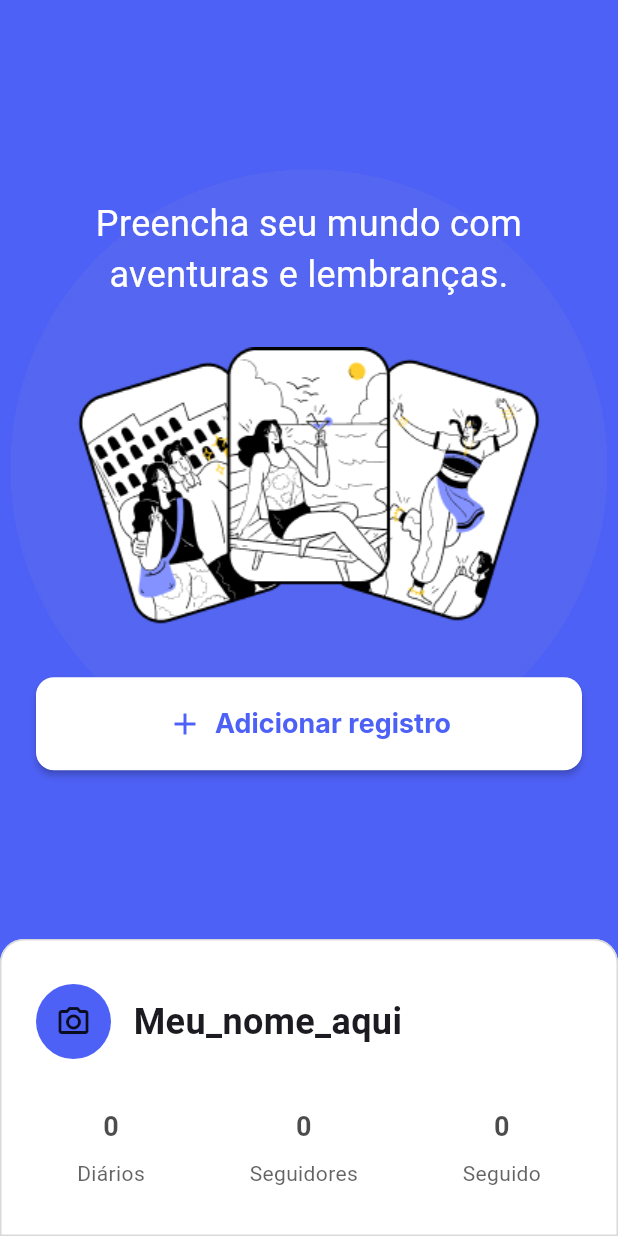
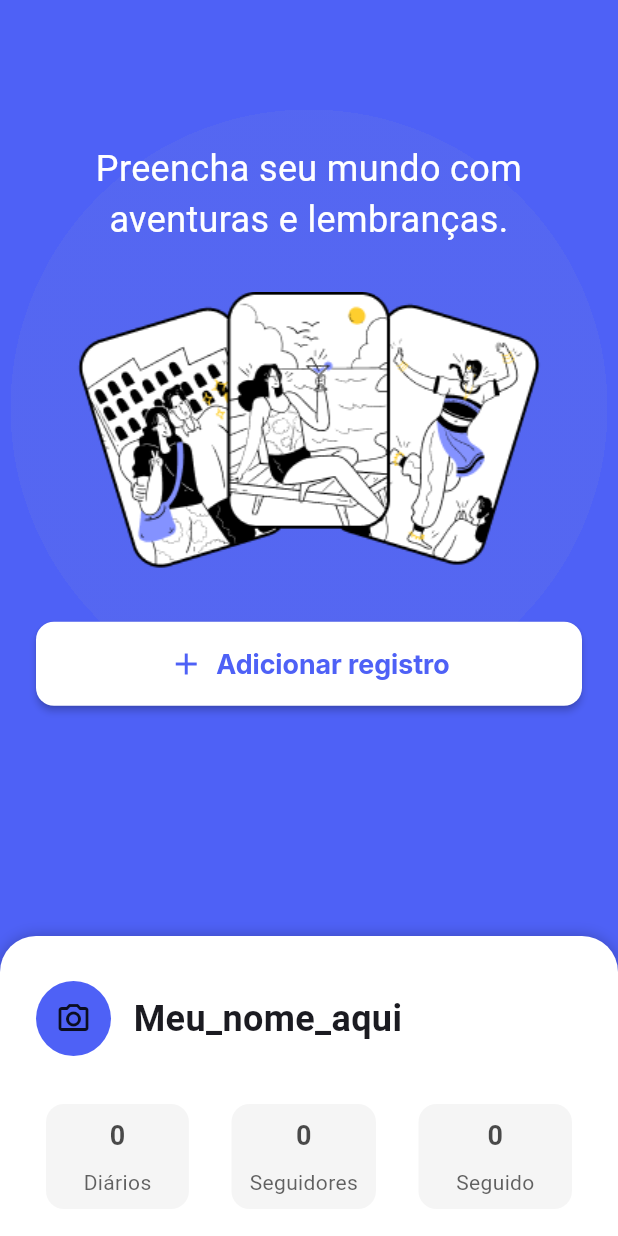
Before and after one commit to FelipeDNL/rumo, a Flutter app: the MapScreen screen opened by its route, on a phone screen of 412 x 824 dp. Run offline on Flutter 3.47's test engine with Material 3 defaults, Android fonts, the phone set to English and light mode, and no system bars; drawn by our look-alikes of sliding_up_panel; our stand-ins replace cloud_firestore, firebase_auth, firebase_core, flutter_svg; accounts and stored records are empty.

Commit message:
Add slidingUpPanel em map, atualizando navigationBar e AuthException.

```diff
--- a/lib/core/asset_images.dart
+++ b/lib/core/asset_images.dart
@@ -5,4 +5,5 @@ class AssetImages {
   static const String createAccountCharacter = '$_assetsPath/create_account_character.png';
   static const String loginCharacter = '$_assetsPath/login_character.png';
   static const String mapIcon = '$_assetsPath/map_characters.png';
+  static const String catedral_test = '$_assetsPath/catedral_test.png';
 }
--- a/lib/features/home/routes/home_routes.dart
+++ b/lib/features/home/routes/home_routes.dart
@@ -1,17 +1,20 @@
 import 'package:flutter/material.dart';
+import 'package:rumo/features/home/screens/browse/browse_screen.dart';
 import 'package:rumo/features/home/screens/map/map_screen.dart';
 import 'package:rumo/features/home/screens/home_screen.dart';
 import 'package:rumo/features/home/screens/profile/profile.dart';
 
 class HomeRoutes {
   static const String homeScreen = "/home";
-  static const String mapScreen = '/map';
-  static const String profile = '/profile';
+  static const String mapScreen = "/map";
+  static const String profile = "/profile";
+  static const String browse = "/browse";
 
 
   static final Map<String, Widget Function(BuildContext)> routes = {
-  homeScreen: (context) => const NavigationMenu(),
-  mapScreen: (context) => const MapScreen(),
-  profile: (context) => const Profile()
+    homeScreen: (context) => const HomeScreen(),
+    mapScreen: (context) => const MapScreen(),
+    profile: (context) => const Profile(),
+    browse: (context) => const BrowseScreen(),
   };
 }
--- a/lib/features/home/screens/map/map_screen.dart
+++ b/lib/features/home/screens/map/map_screen.dart
@@ -1,6 +1,7 @@
 //import 'package:firebase_auth/firebase_auth.dart';
 import 'package:flutter/material.dart';
 import 'package:rumo/core/asset_images.dart';
+import 'package:sliding_up_panel/sliding_up_panel.dart';
 
 class MapScreen extends StatefulWidget {
   const MapScreen({super.key});
@@ -14,9 +15,13 @@ class _MapScreenState extends State<MapScreen> {
   Widget build(BuildContext context) {
     return Scaffold(
       backgroundColor: Theme.of(context).colorScheme.primary,
-      bottomSheet: SizedBox(
-        width: double.maxFinite,
-        child: Padding(
+      body: SlidingUpPanel(
+        minHeight: 200,
+        borderRadius: BorderRadius.only(
+          topLeft: Radius.circular(24),
+          topRight: Radius.circular(24),
+        ),
+        panel: Padding(
           padding: const EdgeInsets.only(top: 30.0, left: 24, right: 24),
           child: Column(
             mainAxisSize: MainAxisSize.min,
@@ -45,8 +50,19 @@ class _MapScreenState extends State<MapScreen> {
               Row(
                 mainAxisAlignment: MainAxisAlignment.spaceEvenly,
                 children: [
-                  Column(
-                    crossAxisAlignment: CrossAxisAlignment.center,
+                  Container(
+                    decoration: BoxDecoration(
+                      borderRadius: BorderRadius.circular(12),
+                      color: Color(0xFFF5F5F5),
+                    ),
+                    child: Padding(
+                      padding: EdgeInsetsGeometry.only(
+                        bottom: 8,
+                        left: 25,
+                        right: 25,
+                        top: 8,
+                      ),
+                      child: Column(
                         children: [
                           Text(
                             '0',
@@ -66,9 +82,22 @@ class _MapScreenState extends State<MapScreen> {
                           ),
                         ],
                       ),
+                    ),
+                  ),
                   SizedBox(width: 15),
-                  Column(
-                    crossAxisAlignment: CrossAxisAlignment.center,
+                  Container(
+                    decoration: BoxDecoration(
+                      borderRadius: BorderRadius.circular(12),
+                      color: Color(0xFFF5F5F5),
+                    ),
+                    child: Padding(
+                      padding: EdgeInsetsGeometry.only(
+                        bottom: 8,
+                        left: 12,
+                        right: 12,
+                        top: 8,
+                      ),
+                      child: Column(
                         children: [
                           Text(
                             '0',
@@ -88,9 +117,22 @@ class _MapScreenState extends State<MapScreen> {
                           ),
                         ],
                       ),
+                    ),
+                  ),
                   SizedBox(width: 15),
-                  Column(
-                    crossAxisAlignment: CrossAxisAlignment.center,
+                  Container(
+                    decoration: BoxDecoration(
+                      borderRadius: BorderRadius.circular(12),
+                      color: Color(0xFFF5F5F5),
+                    ),
+                    child: Padding(
+                      padding: EdgeInsetsGeometry.only(
+                        bottom: 8,
+                        left: 25,
+                        right: 25,
+                        top: 8,
+                      ),
+                      child: Column(
                         children: [
                           Text(
                             '0',
@@ -110,18 +152,33 @@ class _MapScreenState extends State<MapScreen> {
                           ),
                         ],
                       ),
+                    ),
+                  ),
                 ],
               ),
-
-              SizedBox(height: 32),
+              SizedBox(height: 24),
+              Column(
+                crossAxisAlignment: CrossAxisAlignment.start,
+                children: [
+                  Text(
+                    'ÚLTIMOS REGISTROS',
+                    style:
+                    TextStyle(
+                      fontSize: 12,
+                      color: Colors.grey
+                    ),
+                  ),
+                  SizedBox(height: 24,),
+                  Image.asset(AssetImages.catedral_test),
                 ],
               ),
+            ],
           ),
         ),
         body: Stack(
           children: [
             Padding(
-            padding: const EdgeInsets.only(bottom: 200, right: 7, left: 7),
+              padding: const EdgeInsets.only(bottom: 280, right: 7, left: 7),
               child: Container(
                 decoration: BoxDecoration(
                   gradient: RadialGradient(
@@ -137,7 +194,7 @@ class _MapScreenState extends State<MapScreen> {
               ),
             ),
             Padding(
-            padding: const EdgeInsets.only(bottom: 100, left: 24, right: 24),
+              padding: const EdgeInsets.only(bottom: 180, left: 24, right: 24),
               child: Center(
                 child: Column(
                   crossAxisAlignment: CrossAxisAlignment.center,
@@ -192,24 +249,19 @@ class _MapScreenState extends State<MapScreen> {
             ),
           ],
         ),
+      ),
     );
   }
 }
 
 /*
 
-ElevatedButton(
-          onPressed: () async {
-            await FirebaseAuth.instance.signOut();
-            if (!mounted) return; // Garante que o widget ainda está ativo
-            ScaffoldMessenger.of(context).showSnackBar(
-              const SnackBar(
-                content: Text('Usuário desconectado com sucesso!'),
-              ),
-            );
-            Navigator.pushNamed(context, '/login');
-          },
-          child: const Text('Logout'),
+Scaffold(
+      backgroundColor: Theme.of(context).colorScheme.primary,
+      bottomSheet: SizedBox(
+        width: double.maxFinite,
+        child:
       ),
 
+    );
  */
--- a/lib/features/onboarding/onboarding_screen.dart
+++ b/lib/features/onboarding/onboarding_screen.dart
@@ -37,7 +37,7 @@ class OnboardingScreen extends StatelessWidget {
                 width: double.maxFinite,
                 child: OutlinedButton(
                   onPressed: () {
-                    Navigator.pushReplacementNamed(context, '/login');
+                    Navigator.pushReplacementNamed(context, '/login'); //TROCAR AQUI
                   },
                   child: Text(
                     'Entrar',
--- a/pubspec.yaml
+++ b/pubspec.yaml
@@ -37,6 +37,7 @@ dependencies:
   firebase_core: ^3.15.1
   firebase_auth: ^5.6.2
   cloud_firestore: ^5.6.11
+  sliding_up_panel: ^2.0.0+1
 
 dev_dependencies:
   flutter_test:
@@ -67,6 +68,7 @@ flutter:
     - assets/images/create_account_character.png
     - assets/images/login_character.png
     - assets/images/map_characters.png
+    - assets/images/catedral_test.png
     - assets/icons/compass.svg
     - assets/icons/diary.svg
     - assets/icons/map.svg
```
Also changed, not shown: lib/features/auth/repositories/auth_repository.dart (+15 -7 lines), lib/features/auth/widgets/forgot_password_dialog.dart (+30 -31 lines), lib/features/home/screens/browse/browse_screen.dart (added, +19 -0 lines), lib/features/home/screens/home_screen.dart (+38 -52 lines), lib/features/home/widgets/bottom_nav_item.dart (+24 -4 lines), lib/theme/app_theme.dart (+39 -11 lines), assets/images/catedral_test.png (added), pubspec.lock, 1 other file. Lines whose indentation alone changed are shown as unchanged.
